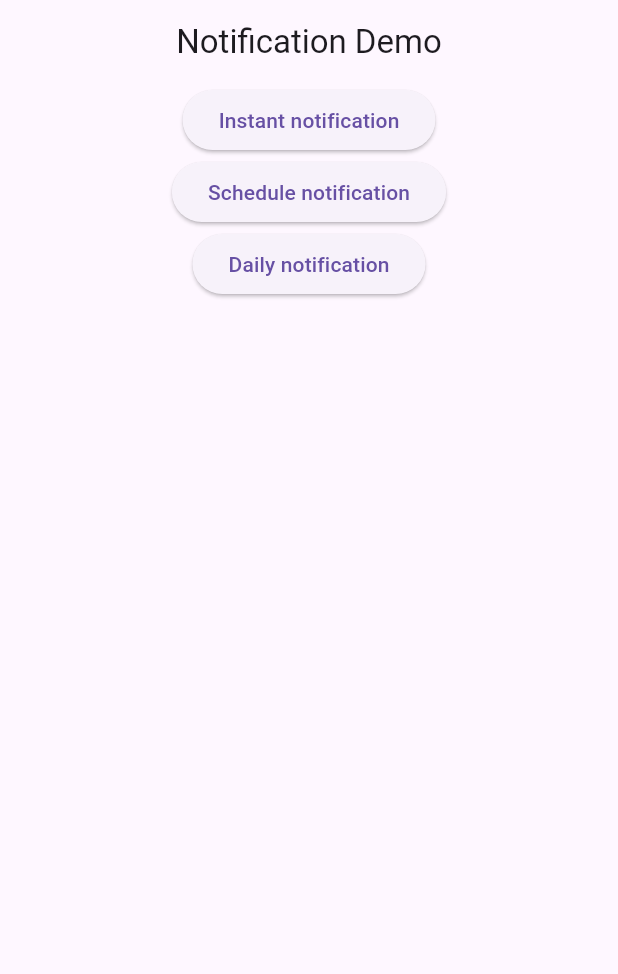
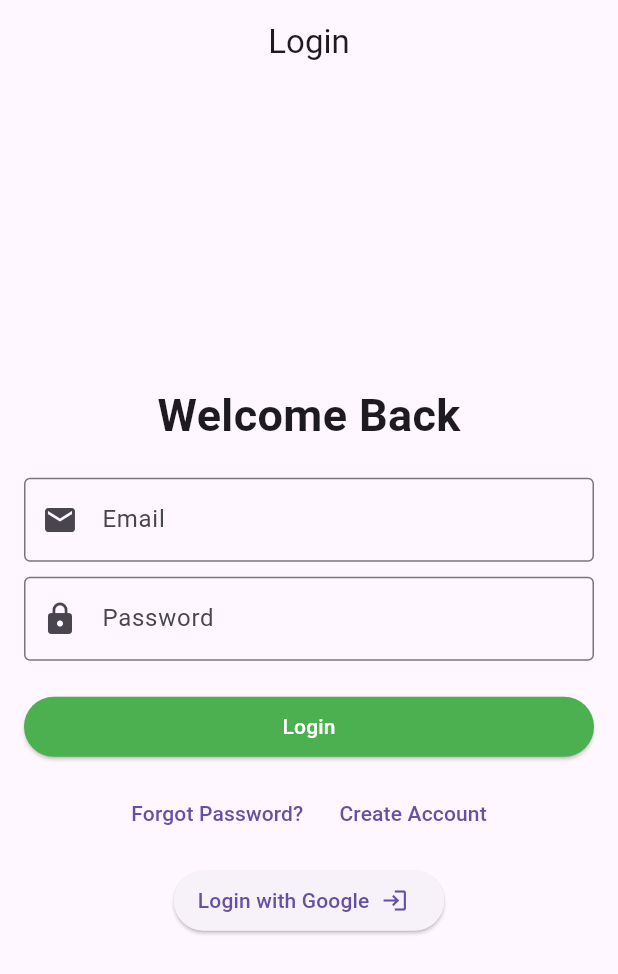
Before and after one commit to Tajvir007/flutter_classes, a Flutter app: the screen it shows after launch, on a phone screen of 412 x 824 dp. Shown: the top 974 px of the screen. Run offline on Flutter 3.47's test engine with Material 3 defaults, Android fonts, the phone set to English and light mode, and no system bars; our stand-ins replace cloud_firestore, firebase_auth, firebase_core, firebase_messaging, flutter_local_notifications, flutter_screenutil and 3 more; accounts and stored records are empty.

Commit message:
In firebase_auth we did user signup & login using email and pass. And google sign in

```diff
--- a/fire_base/lib/app.dart
+++ b/fire_base/lib/app.dart
@@ -2,6 +2,7 @@
 // import 'package:fire_base/voting_page.dart';
 import 'package:flutter/material.dart';
 
+import 'firebase_auth_login_page.dart';
 import 'notification_demo.dart';
 
 class FirebaseFirestore extends StatelessWidget {
@@ -13,7 +14,7 @@ class FirebaseFirestore extends StatelessWidget {
 
       title: 'Voting App',
 
-      home: NotificationDemo(),
+      home: FirebaseAuthLoginPage(),
 
     );
   }
--- /dev/null
+++ b/fire_base/lib/firebase_auth_login_page.dart
@@ -0,0 +1,120 @@
+import 'package:fire_base/service/auth_service.dart';
+import 'package:fire_base/task_manager.dart';
+import 'package:flutter/material.dart';
+
+import 'firebase_auth_signup_page.dart';
+
+class FirebaseAuthLoginPage extends StatefulWidget {
+  const FirebaseAuthLoginPage({super.key});
+
+  @override
+  State<FirebaseAuthLoginPage> createState() => _FirebaseAuthLoginPageState();
+}
+
+class _FirebaseAuthLoginPageState extends State<FirebaseAuthLoginPage> {
+
+  TextEditingController emailController = TextEditingController();
+  TextEditingController passwordController = TextEditingController();
+  AuthService auth = AuthService();
+
+  @override
+  Widget build(BuildContext context) {
+    return Scaffold(
+      appBar: AppBar(
+        title: Text('Login'),
+        centerTitle: true,
+      ),
+      body: Center(
+        child: Padding(
+          padding: const EdgeInsets.all(16),
+          child: Column(
+            mainAxisAlignment: MainAxisAlignment.center,
+            children: [
+              Text('Welcome Back',
+              style: TextStyle(
+                fontSize: 30,
+                fontWeight: FontWeight.bold
+              ),
+              ),
+              SizedBox(height: 20,),
+              TextField(
+                controller: emailController,
+                decoration: InputDecoration(
+                  labelText: 'Email',
+                  prefixIcon: Icon(Icons.email),
+                  border: OutlineInputBorder(),
+                ),
+              ),
+              SizedBox(height: 10,),
+              TextField(
+                controller: passwordController,
+                obscureText: true,
+                decoration: InputDecoration(
+                  labelText: 'Password',
+                  prefixIcon: Icon(Icons.lock),
+                  border: OutlineInputBorder(),
+                ),
+              ),
+              SizedBox(height: 20,),
+
+              SizedBox(
+                width: double.infinity,
+                child: ElevatedButton(
+                  style: ElevatedButton.styleFrom(
+                    backgroundColor: Colors.green,
+                    foregroundColor: Colors.white,
+                  ),
+                    onPressed: () async {
+                    final user = await auth.logIn(
+                          emailController.text,
+                          passwordController.text
+                      );
+
+                    if(user!.emailVerified){
+
+                      Navigator.pushReplacement(context, MaterialPageRoute(builder: (context) => TaskManager()));
+
+                    }else{
+                      ScaffoldMessenger.of(context).showSnackBar(
+                          SnackBar(content: Text('Please verify your email'))
+                      );
+                    }
+
+
+                      emailController.clear();
+                      passwordController.clear();
+                    }, child: Text('Login')),
+              ),
+              SizedBox(height: 10,),
+
+              Row(
+                mainAxisAlignment: MainAxisAlignment.center,
+                children: [
+                  TextButton(onPressed: (){}, child: Text('Forgot Password?')),
+                  TextButton(onPressed: (){
+                    Navigator.push(context, MaterialPageRoute(builder: (context) => FirebaseAuthSignUpPage()));
+                  }, child: Text('Create Account')),
+                ],
+              ),
+              SizedBox(height: 10,),
+
+              ElevatedButton.icon(onPressed: () async {
+                final user = await auth.signInWithGoogle();
+
+                if(user != null){
+                  Navigator.pushReplacement(context, MaterialPageRoute(builder: (context) => TaskManager()));
+                }else{
+                  ScaffoldMessenger.of(context).showSnackBar(
+                    SnackBar(content: Text('Login failed'))
+                  );
+                }
+
+              }, label: Icon(Icons.login), icon: Text('Login with Google'),)
+
+            ],
+          ),
+        ),
+      ),
+    );
+  }
+}
--- /dev/null
+++ b/fire_base/lib/service/auth_service.dart
@@ -0,0 +1,63 @@
+import 'package:firebase_auth/firebase_auth.dart';
+import 'package:flutter/material.dart';
+import 'package:google_sign_in/google_sign_in.dart';
+
+
+class AuthService {
+
+  final FirebaseAuth _auth = FirebaseAuth.instance;
+
+  // Sign Up => Email + Password দিয়ে নতুন account তৈরি করার function
+  Future<User?> signUp(String email, String password) async {
+
+    // Firebase Authentication এ user create করা
+    final result = await _auth.createUserWithEmailAndPassword(email: email, password: password);
+    return result.user;
+
+  }
+
+  // Login
+  Future<User?> logIn(String email, String password) async {
+
+    // Firebase Authentication এ login request পাঠানো
+    final result = await _auth.signInWithEmailAndPassword(email: email, password: password);
+    print(result.user);
+    return result.user;
+
+  }
+
+
+  // Google Sign in
+  /**
+   * 1️⃣ Google login popup আসে
+   * 2️⃣ User Google account select করে
+   * 3️⃣ Google থেকে token আসে
+   * 4️⃣ সেই token দিয়ে Firebase authenticate হয়
+   * 5️⃣ Firebase থেকে User object পাওয়া যায়
+   */
+  Future<User?> signInWithGoogle() async {
+
+    // Google Sign In popup খুলবে এবং user select করলে account return করবে
+    final googleUser = await GoogleSignIn().signIn();
+    print(googleUser);
+
+    // যদি user login cancel করে → null return করবে
+    if(googleUser == null) return null;
+
+    // Google account থেকে authentication token collect করা
+    final googleAuth = await googleUser.authentication;
+
+    // Google token দিয়ে Firebase credential তৈরি করা
+    final credential = GoogleAuthProvider.credential(
+      accessToken: googleAuth.accessToken,    // Google access token
+      idToken: googleAuth.idToken,            // Google id token
+    );
+
+    // Firebase এ credential পাঠিয়ে sign in করা
+    final result = await _auth.signInWithCredential(credential);
+    result.user!.sendEmailVerification();
+    return result.user;
+
+  }
+
+}
--- a/fire_base/pubspec.yaml
+++ b/fire_base/pubspec.yaml
@@ -37,7 +37,7 @@ dependencies:
   flutter_local_notifications: ^20.0.0
   timezone:
   firebase_auth: ^6.1.4
-  google_sign_in: ^7.2.0
+  google_sign_in: ^6.2.1
 
 
   # The following adds the Cupertino Icons font to your application.
```
Also changed, not shown: fire_base/lib/firebase_auth_signup_page.dart (added, +91 -0 lines), fire_base/pubspec.lock, 4 other files.
